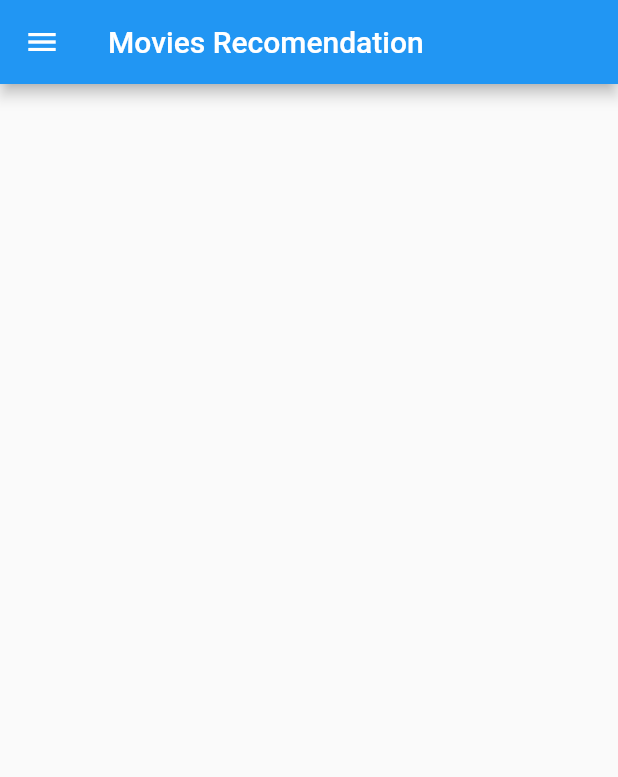
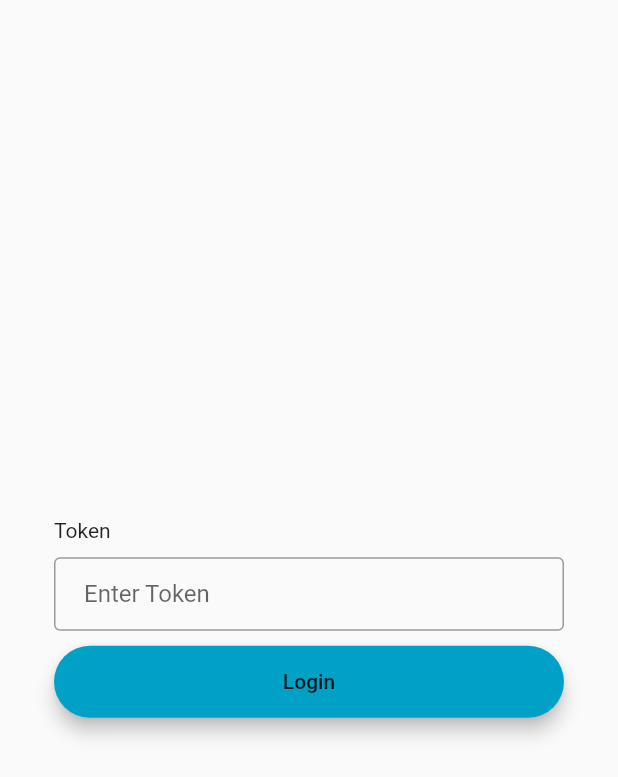
Before and after one commit to zsputra/Google-Flutter-Training, a Flutter app: the screen it shows after launch, on a phone screen of 412 x 824 dp. Shown: the top 777 px of the screen. Run offline on Flutter 3.47's test engine with Material 2 defaults, Android fonts, the phone set to English and light mode, and no system bars.

Commit message:
add login page, and home page

```diff
--- a/demo_app/lib/main.dart
+++ b/demo_app/lib/main.dart
@@ -1,5 +1,7 @@
-import 'dart:async';
 
+import 'package:demo_app/pages/home_page.dart';
+import 'package:demo_app/pages/login_page.dart';
+import 'package:demo_app/pages/splash_page.dart';
 import 'package:flutter/cupertino.dart';
 import 'package:flutter/material.dart';
 
@@ -11,71 +13,15 @@ class HomePage extends StatelessWidget {
   @override
   Widget build(BuildContext context) {
     return MaterialApp(
-        theme: Theme.of(context),
-        title: 'my app',
-        home: SplashScreen(),
-        routes: <String, WidgetBuilder>{
-      '/HomeScreen': (BuildContext context) => new MyHomePage()
-    },
-  );
+      theme: ThemeData(
+        primarySwatch: Colors.deepOrange,
+      ),
+      title: 'my app',
+      home: SplashScreen(),
+      routes: <String, WidgetBuilder>{
+        '/HomeScreen': (BuildContext context) =>  MyHomePage(),
+        '/LoginPage' : (BuildContext context) => LoginPage(),
+      },
+    );
   }
 }
-
-class MyHomePage extends StatelessWidget{
-  @override
-  Widget build(BuildContext context) {
-    return Scaffold(
-          drawer: Drawer(
-            child: Column(
-              children: <Widget>[
-                AppBar(
-                  // leading: IconButton(icon: Icon(Icons.child_care), tooltip: 'Menu', onPressed: (){},),
-                  automaticallyImplyLeading: false,
-                  title: Text('Menu'),
-                ),
-                ListTile(
-                  title: Text('Configure Movie'),
-                  onTap: (){},
-                )
-              ],
-            ),
-          ),
-          appBar: AppBar(
-            title: Text("Movies Recomendation"),
-          ),
-        );
-  }
-
-}
-
-
-class SplashScreen extends StatefulWidget {
-  @override
-  _SplashScreenState createState() => _SplashScreenState();
-}
-
-class _SplashScreenState extends State<SplashScreen> {
-
-  startTime() async {
-    var _duration = new Duration(seconds: 2);
-    return new Timer(_duration, navigationPage);
-  }
-
-  @override
-void initState() {
-  super.initState();
-  startTime();
-}
-
-  void navigationPage() {
-  Navigator.of(context).pushReplacementNamed('/HomeScreen');
-}
-  @override
-  Widget build(BuildContext context) {
-    return new Scaffold(
-    body: new Center(
-      child: new Image.asset('assets/logo/splash.jpg'),
-    ),
-  );
-  }
-}
--- /dev/null
+++ b/demo_app/lib/pages/login_page.dart
@@ -0,0 +1,55 @@
+import 'package:flutter/material.dart';
+
+class LoginPage extends StatelessWidget {
+
+
+  @override
+  Widget build(BuildContext context) {
+
+    final inputToken = TextField(
+      decoration: InputDecoration(
+        border: OutlineInputBorder(),
+        contentPadding: EdgeInsets.fromLTRB(20.0, 15.0, 20.0, 15.0),
+        labelText: 'Enter Token',
+      ),
+    );
+
+    final loginButon = Material(
+      elevation: 5.0,
+      borderRadius: BorderRadius.circular(30.0),
+      color: Color(0xff01A0C7),
+      child: MaterialButton(
+        minWidth: MediaQuery.of(context).size.width,
+        padding: EdgeInsets.fromLTRB(20.0, 15.0, 20.0, 15.0),
+        onPressed: () {
+          Navigator.pushNamed(context, '/HomeScreen');
+        },
+        child: Text("Login",
+            textAlign: TextAlign.center,
+//            style: style.copyWith(
+//                color: Colors.white, fontWeight: FontWeight.bold)
+        ),
+      ),
+    );
+    return Scaffold(body: Center(
+      child: Padding(
+        padding: EdgeInsets.all(36.0),
+        child: Column(
+          crossAxisAlignment: CrossAxisAlignment.center,
+          mainAxisAlignment: MainAxisAlignment.center,
+          children: <Widget>[
+            Container(alignment: Alignment.topLeft, child: Text('Token'),),
+            SizedBox(
+              height: 10,
+            ),
+            inputToken,
+            SizedBox(
+              height: 10,
+            ),
+            loginButon
+          ],
+        ),
+      ),
+    ));
+  }
+}
```
Also changed, not shown: demo_app/lib/pages/home_page.dart (added, +65 -0 lines), demo_app/lib/pages/search_page.dart (added, +9 -0 lines), demo_app/lib/pages/splash_page.dart (added, +34 -0 lines).
